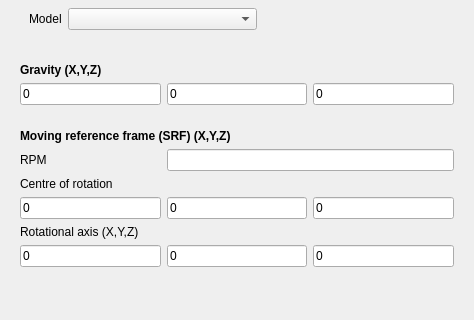
This is Gui/TaskPanelPhysics.ui in jaheyns/CfdOF as Qt 5 draws it before an edit; both pictures show x 0 to 474 and y 355 to 675 of the 474 by 907 pixel window. The edited form follows.
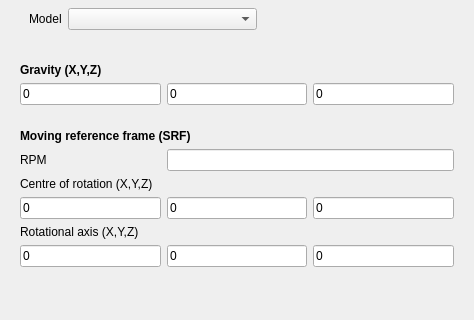
This is the edited form. Custom widgets are drawn as their Qt base class.

Commit message: Correct SRF labels

```diff
--- a/Gui/TaskPanelPhysics.ui
+++ b/Gui/TaskPanelPhysics.ui
@@ -167,7 +167,7 @@
          </font>
         </property>
         <property name="text">
-         <string>Moving reference frame (SRF) (X,Y,Z)</string>
+         <string>Moving reference frame (SRF)</string>
         </property>
        </widget>
       </item>
@@ -210,7 +210,7 @@
       <item row="2" column="0" colspan="3">
        <widget class="QLabel" name="label_COfR">
         <property name="text">
-         <string>Centre of rotation</string>
+         <string>Centre of rotation (X,Y,Z)</string>
         </property>
        </widget>
       </item>
```
